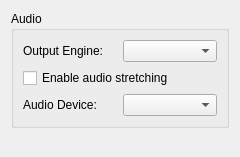
This is src/citra_qt/configuration/configure_audio.ui in grimtnt/citra as Qt 5 draws it before an edit. The edited form follows.
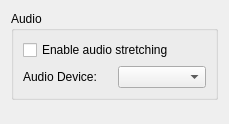
This is the edited form.

Commit message: Remove SDL2 audio sink; Make it impossible to add new ones This is to increase the priority of other things and there's a report of weird pitch in the official citra discord

```diff
--- a/src/citra_qt/configuration/configure_audio.ui
+++ b/src/citra_qt/configuration/configure_audio.ui
@@ -6,8 +6,8 @@
    <rect>
     <x>0</x>
     <y>0</y>
-    <width>240</width>
-    <height>157</height>
+    <width>229</width>
+    <height>124</height>
    </rect>
   </property>
   <layout class="QVBoxLayout">
@@ -17,20 +17,6 @@
       <string>Audio</string>
      </property>
      <layout class="QVBoxLayout">
-      <item>
-       <layout class="QHBoxLayout">
-        <item>
-         <widget class="QLabel" name="output_sink_label">
-          <property name="text">
-           <string>Output Engine:</string>
-          </property>
-         </widget>
-        </item>
-        <item>
-         <widget class="QComboBox" name="output_sink_combo_box"/>
-        </item>
-       </layout>
-      </item>
       <item>
        <widget class="QCheckBox" name="toggle_audio_stretching">
         <property name="toolTip">
```
The commit also changes 19 other files.
